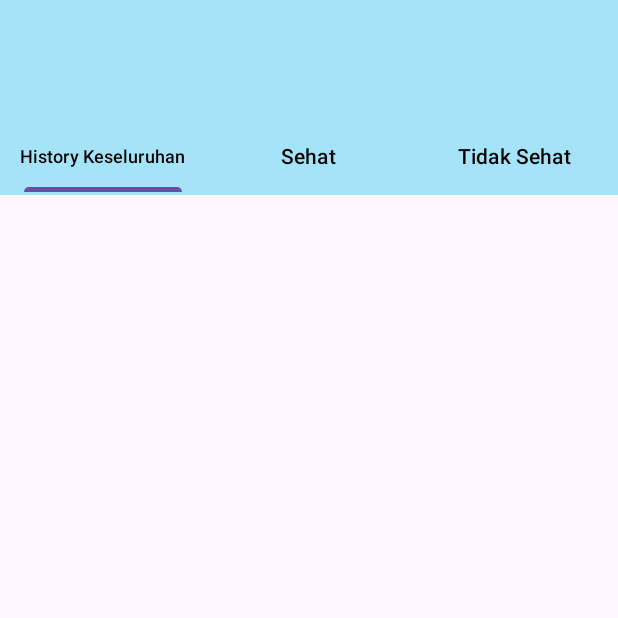
After one commit to BrainHealth-Alpro/BrainHealth-MD, an Android app: the TrialActivity screen opened directly, with no data from a screen before it, on a phone screen of 412 x 824 dp, the top half of it. The commit adds this screen. Run offline under Robolectric (Android 15) with nearby library versions, the phone set to English and light mode, and no system bars.

Commit message:
add: tab layout

```diff
--- a/app/build.gradle.kts
+++ b/app/build.gradle.kts
@@ -37,6 +37,9 @@ android {
     viewBinding {
         enable = true
     }
+    buildFeatures {
+        viewBinding = true
+    }
 }
 
 dependencies {
@@ -46,6 +49,8 @@ dependencies {
     implementation(libs.material)
     implementation(libs.androidx.activity)
     implementation(libs.androidx.constraintlayout)
+    implementation(libs.androidx.lifecycle.livedata.ktx)
+    implementation(libs.androidx.lifecycle.viewmodel.ktx)
     testImplementation(libs.junit)
     androidTestImplementation(libs.androidx.junit)
     androidTestImplementation(libs.androidx.espresso.core)
--- /dev/null
+++ b/app/src/main/java/com/example/brainhealth/history/TrialActivity.kt
@@ -0,0 +1,21 @@
+package com.example.brainhealth.history
+
+import android.os.Bundle
+import androidx.activity.enableEdgeToEdge
+import androidx.appcompat.app.AppCompatActivity
+import androidx.core.view.ViewCompat
+import androidx.core.view.WindowInsetsCompat
+import com.example.brainhealth.R
+
+class TrialActivity : AppCompatActivity() {
+    override fun onCreate(savedInstanceState: Bundle?) {
+        super.onCreate(savedInstanceState)
+        enableEdgeToEdge()
+        setContentView(R.layout.activity_trial)
+        ViewCompat.setOnApplyWindowInsetsListener(findViewById(R.id.main)) { v, insets ->
+            val systemBars = insets.getInsets(WindowInsetsCompat.Type.systemBars())
+            v.setPadding(systemBars.left, systemBars.top, systemBars.right, systemBars.bottom)
+            insets
+        }
+    }
+}
--- /dev/null
+++ b/app/src/main/res/drawable/itemrow_rectangle.xml
@@ -0,0 +1,4 @@
+<?xml version="1.0" encoding="utf-8"?>
+<shape xmlns:android="http://schemas.android.com/apk/res/android">
+<solid android:color="@color/gray" />
+</shape>
--- /dev/null
+++ b/app/src/main/res/drawable/rectangle.xml
@@ -0,0 +1,4 @@
+<?xml version="1.0" encoding="utf-8"?>
+<shape xmlns:android="http://schemas.android.com/apk/res/android">
+    <solid android:color="@color/baby_blue" />
+</shape>
--- /dev/null
+++ b/app/src/main/res/layout/activity_trial.xml
@@ -0,0 +1,75 @@
+<?xml version="1.0" encoding="utf-8"?>
+<androidx.constraintlayout.widget.ConstraintLayout xmlns:android="http://schemas.android.com/apk/res/android"
+    xmlns:app="http://schemas.android.com/apk/res-auto"
+    xmlns:tools="http://schemas.android.com/tools"
+    android:id="@+id/main"
+    android:layout_width="match_parent"
+    android:layout_height="match_parent"
+    tools:context=".history.TrialActivity">
+
+    <TextView
+        android:id="@+id/tvHistory"
+        android:layout_width="wrap_content"
+        android:layout_height="wrap_content"
+        android:layout_marginTop="84dp"
+        android:padding="16dp"
+        android:text="@string/history_keseluruhan"
+        android:textColor="@color/black"
+        android:textSize="15sp"
+        app:layout_constraintTop_toTopOf="parent"
+        tools:ignore="MissingConstraints"
+        tools:layout_editor_absoluteX="72dp" />
+
+    <View
+        android:id="@+id/view"
+        android:layout_width="match_parent"
+        android:layout_height="130dp"
+        android:background="@drawable/rectangle"
+        app:layout_constraintEnd_toEndOf="parent"
+        app:layout_constraintStart_toStartOf="parent"
+        app:layout_constraintTop_toTopOf="parent" />
+
+    <com.google.android.material.tabs.TabLayout
+        android:id="@+id/tlHistory"
+        android:layout_width="match_parent"
+        android:layout_height="wrap_content"
+        android:layout_marginTop="80dp"
+        android:background="@color/baby_blue"
+        app:layout_constraintEnd_toEndOf="parent"
+        app:layout_constraintStart_toStartOf="parent"
+        app:layout_constraintTop_toTopOf="parent"
+        app:tabTextColor="@color/black"
+        tools:ignore="MissingConstraints">
+
+        <com.google.android.material.tabs.TabItem
+            android:layout_width="wrap_content"
+            android:layout_height="wrap_content"
+            android:text="@string/history_keseluruhan" />
+
+        <com.google.android.material.tabs.TabItem
+            android:layout_width="wrap_content"
+            android:layout_height="wrap_content"
+            android:text="@string/sehat" />
+
+        <com.google.android.material.tabs.TabItem
+            android:layout_width="wrap_content"
+            android:layout_height="wrap_content"
+            android:text="@string/tidak_sehat" />
+    </com.google.android.material.tabs.TabLayout>
+
+    <androidx.viewpager.widget.ViewPager
+        android:id="@+id/vpHistory"
+        android:layout_width="match_parent"
+        android:layout_height="wrap_content"
+        app:layout_constraintEnd_toEndOf="parent"
+        app:layout_constraintHorizontal_bias="0.5"
+        app:layout_constraintStart_toStartOf="parent"
+        app:layout_constraintTop_toBottomOf="@+id/view"
+        tools:ignore="MissingConstraints" >
+
+        <androidx.recyclerview.widget.RecyclerView
+            android:layout_width="match_parent"
+            android:layout_height="match_parent" />
+    </androidx.viewpager.widget.ViewPager>
+
+</androidx.constraintlayout.widget.ConstraintLayout>
--- /dev/null
+++ b/app/src/main/res/values-land/dimens.xml
@@ -0,0 +1,3 @@
+<resources>
+    <dimen name="fab_margin">48dp</dimen>
+</resources>
--- /dev/null
+++ b/app/src/main/res/values-w1240dp/dimens.xml
@@ -0,0 +1,3 @@
+<resources>
+    <dimen name="fab_margin">200dp</dimen>
+</resources>
--- /dev/null
+++ b/app/src/main/res/values-w600dp/dimens.xml
@@ -0,0 +1,3 @@
+<resources>
+    <dimen name="fab_margin">48dp</dimen>
+</resources>
--- /dev/null
+++ b/app/src/main/res/values-w820dp/dimens.xml
@@ -0,0 +1,6 @@
+<resources>
+    <!-- Example customization of dimensions originally defined in res/values/dimens.xml
+         (such as screen margins) for screens with more than 820dp of available width. This
+         would include 7" and 10" devices in landscape (~960dp and ~1280dp respectively). -->
+    <dimen name="activity_horizontal_margin">64dp</dimen>
+</resources>
--- a/app/src/main/res/values/colors.xml
+++ b/app/src/main/res/values/colors.xml
@@ -3,4 +3,6 @@
     <color name="black">#FF000000</color>
     <color name="white">#FFFFFFFF</color>
     <color name="gray">#D8D8D8</color>
+    <color name="baby_blue">#A4E3F8</color>
+    <color name="grey">#A3A3A3</color>
 </resources>
--- a/app/src/main/res/values/strings.xml
+++ b/app/src/main/res/values/strings.xml
@@ -8,4 +8,10 @@
     <string name="activity_main_fragment_upload_button_browse">Browse</string>
     <string name="activity_main_fragment_submit_button_submit">Submit</string>
     <string name="activity_main_fragment_result_button_retake">Retake</string>
+    <string name="history_keseluruhan">History Keseluruhan</string>
+    <string name="title_activity_history">HistoryActivity</string>
+    <string name="tab_text_1">Tab 1</string>
+    <string name="tab_text_2">Tab 2</string>
+    <string name="sehat">Sehat</string>
+    <string name="tidak_sehat">Tidak Sehat</string>
 </resources>
--- a/app/src/main/res/values/themes.xml
+++ b/app/src/main/res/values/themes.xml
@@ -6,4 +6,10 @@
     </style>
 
     <style name="Theme.BrainHealth" parent="Base.Theme.BrainHealth" />
+    <style name="Theme.BrainHealth.NoActionBar">
+        <item name="windowActionBar">false</item>
+        <item name="windowNoTitle">true</item>
+    </style>
+    <style name="Theme.BrainHealth.AppBarOverlay" parent="ThemeOverlay.AppCompat.Dark.ActionBar" />
+    <style name="Theme.BrainHealth.PopupOverlay" parent="ThemeOverlay.AppCompat.Light" />
 </resources>
--- a/gradle/libs.versions.toml
+++ b/gradle/libs.versions.toml
@@ -9,6 +9,8 @@
 material = "1.10.0"
 activity = "1.9.0"
 constraintlayout = "2.1.4"
+lifecycleLivedataKtx = "2.8.2"
+lifecycleViewmodelKtx = "2.8.2"
 
 [libraries]
 androidx-core-ktx = { group = "androidx.core", name = "core-ktx", version.ref = "coreKtx" }
@@ -19,6 +21,8 @@
 material = { group = "com.google.android.material", name = "material", version.ref = "material" }
 androidx-activity = { group = "androidx.activity", name = "activity", version.ref = "activity" }
 androidx-constraintlayout = { group = "androidx.constraintlayout", name = "constraintlayout", version.ref = "constraintlayout" }
+androidx-lifecycle-livedata-ktx = { group = "androidx.lifecycle", name = "lifecycle-livedata-ktx", version.ref = "lifecycleLivedataKtx" }
+androidx-lifecycle-viewmodel-ktx = { group = "androidx.lifecycle", name = "lifecycle-viewmodel-ktx", version.ref = "lifecycleViewmodelKtx" }
 
 [plugins]
 android-application = { id = "com.android.application", version.ref = "agp" }
```
Also changed, not shown: app/src/main/AndroidManifest.xml (+12 -3 lines), app/src/main/res/layout/activity_history.xml (added, +45 -0 lines), app/src/main/res/layout/fragment_history.xml (added, +23 -0 lines), app/src/main/res/layout/item_row_history.xml (added, +59 -0 lines), app/src/main/res/values/dimens.xml (added, +8 -0 lines).
